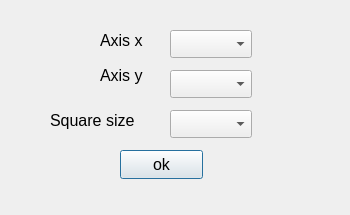
This is main/plot_models/options_histogram_2d.ui in Kirikus/2024_Experiments as Qt 5 draws it before an edit. The edited form follows.
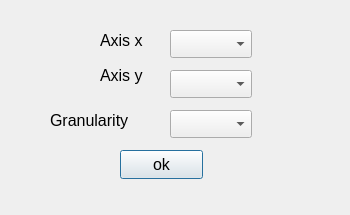
This is the edited form.

Commit message: remake histogram 2d

The edit to the form file:
```diff
--- a/main/plot_models/options_histogram_2d.ui
+++ b/main/plot_models/options_histogram_2d.ui
@@ -102,7 +102,7 @@
     </font>
    </property>
    <property name="text">
-    <string>Square size</string>
+    <string>Granularity</string>
    </property>
   </widget>
   <widget class="QComboBox" name="SquareSizeComboBox">
```
Left out of the diff: 2 changed lines with no effect on the pictures. The commit also changes 2 other files.
